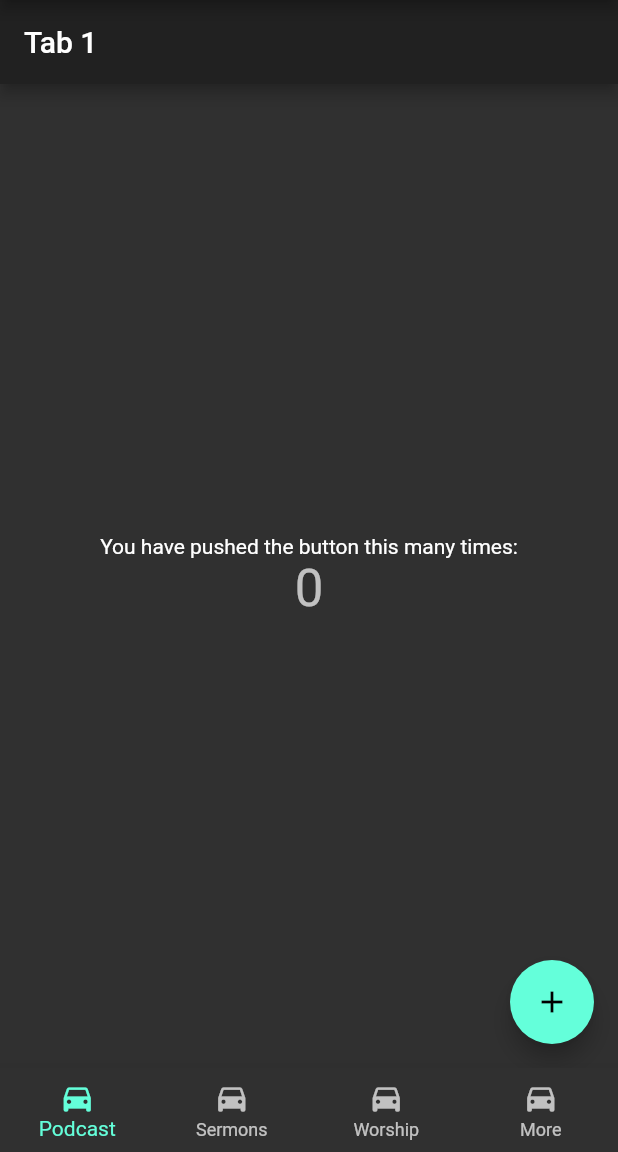
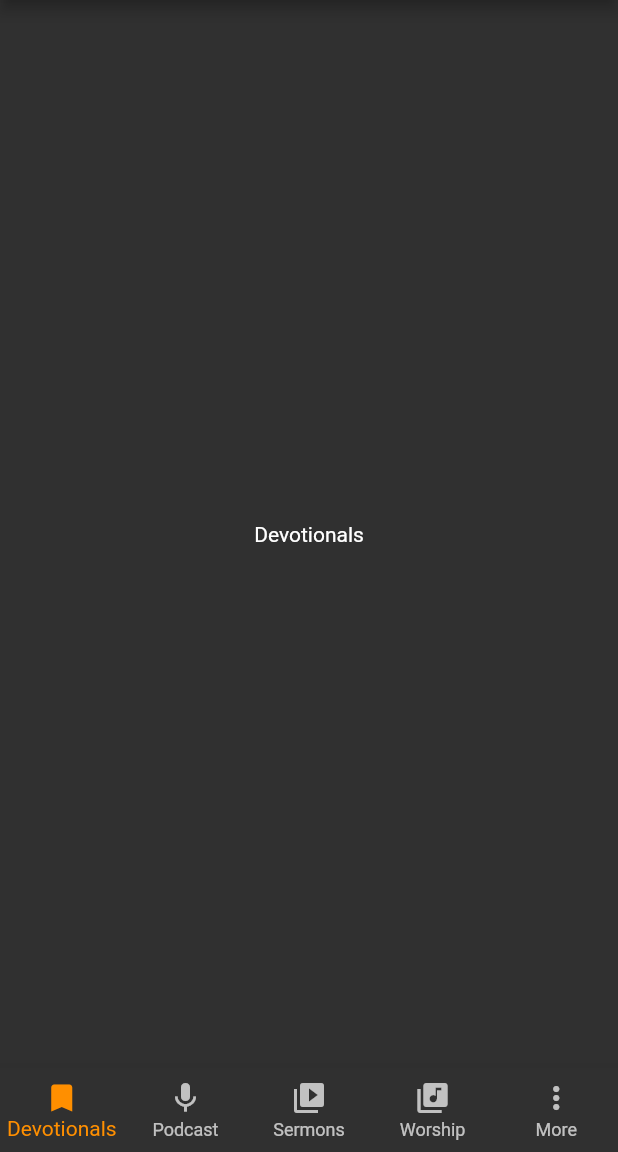
Before and after one commit to theblocnola/thebloc.mobile, a Flutter app: the screen it shows after launch, on a phone screen of 412 x 824 dp, the part 84-1236 px from its top. Run offline on Flutter 3.47's test engine with Material 2 defaults, Android fonts, the phone set to English and light mode, and no system bars.

Commit message:
stubbed out the areas of the app, moved the bottom navigation to its own file/widget.

```diff
--- /dev/null
+++ b/the_bloc/lib/devotionals/devotionals-page.widget.dart
@@ -0,0 +1,23 @@
+import 'package:flutter/cupertino.dart';
+import 'package:flutter/material.dart';
+
+class DevotionalsPage extends  StatelessWidget{
+  @override
+  Widget build(BuildContext context) {
+
+    return Scaffold(
+      body: Center(
+        child: Column(
+          mainAxisAlignment: MainAxisAlignment.center,
+          children: <Widget>[
+            Text(
+              'Devotionals',
+            ),
+          ],
+        ),
+      ),
+    );
+
+  }
+
+}
--- a/the_bloc/lib/main.dart
+++ b/the_bloc/lib/main.dart
@@ -1,4 +1,5 @@
 import 'package:flutter/material.dart';
+import 'package:the_bloc/main.widget.dart';
 
 void main() => runApp(MyApp());
 
@@ -20,128 +21,7 @@ class MyApp extends StatelessWidget {
         // is not restarted.
 
       ),
-      home: DefaultTabController(
-        length: 4,
-        child: Scaffold(
-          appBar: AppBar(
-            title: Text('Welcome to the BLOC'),
-          ),
-          bottomNavigationBar: BottomNavigationBar(
-              type: BottomNavigationBarType.fixed,
-              items: [
-                BottomNavigationBarItem(
-                  icon: Icon(Icons.directions_car),
-                  title: Text('Podcast')
-                ),
-                BottomNavigationBarItem(
-                  icon: Icon(Icons.directions_car),
-                  title: Text('Sermons')
-                ),
-                BottomNavigationBarItem(
-                  icon: Icon(Icons.directions_car),
-                  title: Text('Worship')
-                ),
-                BottomNavigationBarItem(
-                  icon: Icon(Icons.directions_car),
-                  title: Text('More')
-                )
-              ],
-          ),
-          body: TabBarView(
-            children: [
-              MyHomePage(title: 'Tab 1'),
-              MyHomePage(title: 'Tab 2'),
-              MyHomePage(title: 'Tab 3'),
-              MyHomePage(title: 'Tab 4'),
-            ],
-          ),
-        ),
-      ),
+      home: MainWidget(title: "Welcome To The BLOC"),
     );
   }
 }
-
-class MyHomePage extends StatefulWidget {
-  MyHomePage({Key key, this.title}) : super(key: key);
-
-  // This widget is the home page of your application. It is stateful, meaning
-  // that it has a State object (defined below) that contains fields that affect
-  // how it looks.
-
-  // This class is the configuration for the state. It holds the values (in this
-  // case the title) provided by the parent (in this case the App widget) and
-  // used by the build method of the State. Fields in a Widget subclass are
-  // always marked "final".
-
-  final String title;
-
-  @override
-  _MyHomePageState createState() => _MyHomePageState();
-}
-
-class _MyHomePageState extends State<MyHomePage> {
-  int _counter = 0;
-
-  void _incrementCounter() {
-    setState(() {
-      // This call to setState tells the Flutter framework that something has
-      // changed in this State, which causes it to rerun the build method below
-      // so that the display can reflect the updated values. If we changed
-      // _counter without calling setState(), then the build method would not be
-      // called again, and so nothing would appear to happen.
-      _counter++;
-    });
-  }
-
-  @override
-  Widget build(BuildContext context) {
-    // This method is rerun every time setState is called, for instance as done
-    // by the _incrementCounter method above.
-    //
-    // The Flutter framework has been optimized to make rerunning build methods
-    // fast, so that you can just rebuild anything that needs updating rather
-    // than having to individually change instances of widgets.
-    return Scaffold(
-      appBar: AppBar(
-        // Here we take the value from the MyHomePage object that was created by
-        // the App.build method, and use it to set our appbar title.
-        title: Text(widget.title),
-      ),
-      body: Center(
-        // Center is a layout widget. It takes a single child and positions it
-        // in the middle of the parent.
-        child: Column(
-          // Column is also a layout widget. It takes a list of children and
-          // arranges them vertically. By default, it sizes itself to fit its
-          // children horizontally, and tries to be as tall as its parent.
-          //
-          // Invoke "debug painting" (press "p" in the console, choose the
-          // "Toggle Debug Paint" action from the Flutter Inspector in Android
-          // Studio, or the "Toggle Debug Paint" command in Visual Studio Code)
-          // to see the wireframe for each widget.
-          //
-          // Column has various properties to control how it sizes itself and
-          // how it positions its children. Here we use mainAxisAlignment to
-          // center the children vertically; the main axis here is the vertical
-          // axis because Columns are vertical (the cross axis would be
-          // horizontal).
-          mainAxisAlignment: MainAxisAlignment.center,
-          children: <Widget>[
-            Text(
-              'You have pushed the button this many times:',
-            ),
-            Text(
-              '$_counter',
-              style: Theme.of(context).textTheme.display1,
-            ),
-          ],
-        ),
-      ),
-      floatingActionButton: FloatingActionButton(
-        onPressed: _incrementCounter,
-        tooltip: 'Increment',
-        child: Icon(Icons.add),
-      ), // This trailing comma makes auto-formatting nicer for build methods.
-    );
-  }
-}
--- /dev/null
+++ b/the_bloc/lib/main.widget.dart
@@ -0,0 +1,94 @@
+import 'package:flutter/cupertino.dart';
+import 'package:flutter/material.dart';
+import 'package:the_bloc/devotionals/devotionals-page.widget.dart';
+import 'package:the_bloc/podcast/podcast-page.widget.dart';
+import 'package:the_bloc/more/more-page.widget.dart';
+import 'package:the_bloc/sermons/sermons-page.widget.dart';
+import 'package:the_bloc/worship/worship-page.widget.dart';
+
+
+class MainWidget extends StatefulWidget {
+  MainWidget({Key key, this.title}) : super(key: key);
+
+  // This widget is the home page of your application. It is stateful, meaning
+  // that it has a State object (defined below) that contains fields that affect
+  // how it looks.
+
+  // This class is the configuration for the state. It holds the values (in this
+  // case the title) provided by the parent (in this case the App widget) and
+  // used by the build method of the State. Fields in a Widget subclass are
+  // always marked "final".
+
+  final String title;
+
+  @override
+  _MainWidgetState createState() => _MainWidgetState();
+}
+
+class _MainWidgetState extends State<MainWidget> {
+  int _selectedIndex = 0;
+
+  void _onItemTapped(int index) {
+    setState(() {
+      _selectedIndex = index;
+    });
+  }
+
+  static List<Widget> _widgetOptions = <Widget>[
+    new DevotionalsPage(),
+    new PodcastPage(),
+    new SermonsPage(),
+    new WorshipPage(),
+    new MorePage(),
+  ];
+
+  @override
+  Widget build(BuildContext context) {
+    // This method is rerun every time setState is called, for instance as done
+    // by the _incrementCounter method above.
+    //
+    // The Flutter framework has been optimized to make rerunning build methods
+    // fast, so that you can just rebuild anything that needs updating rather
+    // than having to individually change instances of widgets.
+    return DefaultTabController(
+        length: 5,
+        child: Scaffold(
+          appBar: AppBar(
+            title: Text('Welcome to the BLOC'),
+          ),
+          bottomNavigationBar: BottomNavigationBar(
+              type: BottomNavigationBarType.fixed,
+              items: [
+                BottomNavigationBarItem(
+                  icon: Icon(Icons.bookmark),
+                  title: Text('Devotionals')
+                ),
+                BottomNavigationBarItem(
+                  icon: Icon(Icons.mic),
+                  title: Text('Podcast')
+                ),
+                BottomNavigationBarItem(
+                  icon: Icon(Icons.video_library),
+                  title: Text('Sermons')
+                ),
+                BottomNavigationBarItem(
+                  icon: Icon(Icons.library_music),
+                  title: Text('Worship')
+                ),
+                BottomNavigationBarItem(
+                  icon: Icon(Icons.more_vert),
+                  title: Text('More')
+                )
+              ],
+              currentIndex: _selectedIndex,
+              selectedItemColor: Colors.amber[800],
+              onTap: _onItemTapped,
+          ),
+          body: Center(
+            child: _widgetOptions.elementAt(_selectedIndex),
+          ),
+
+        ),
+      );
+  }
+}
```
Also changed, not shown: the_bloc/lib/more/more-page.widget.dart (added, +23 -0 lines), the_bloc/lib/podcast/podcast-page.widget.dart (added, +23 -0 lines), the_bloc/lib/sermons/sermons-page.widget.dart (added, +23 -0 lines), the_bloc/lib/worship/worship-page.widget.dart (added, +23 -0 lines).
